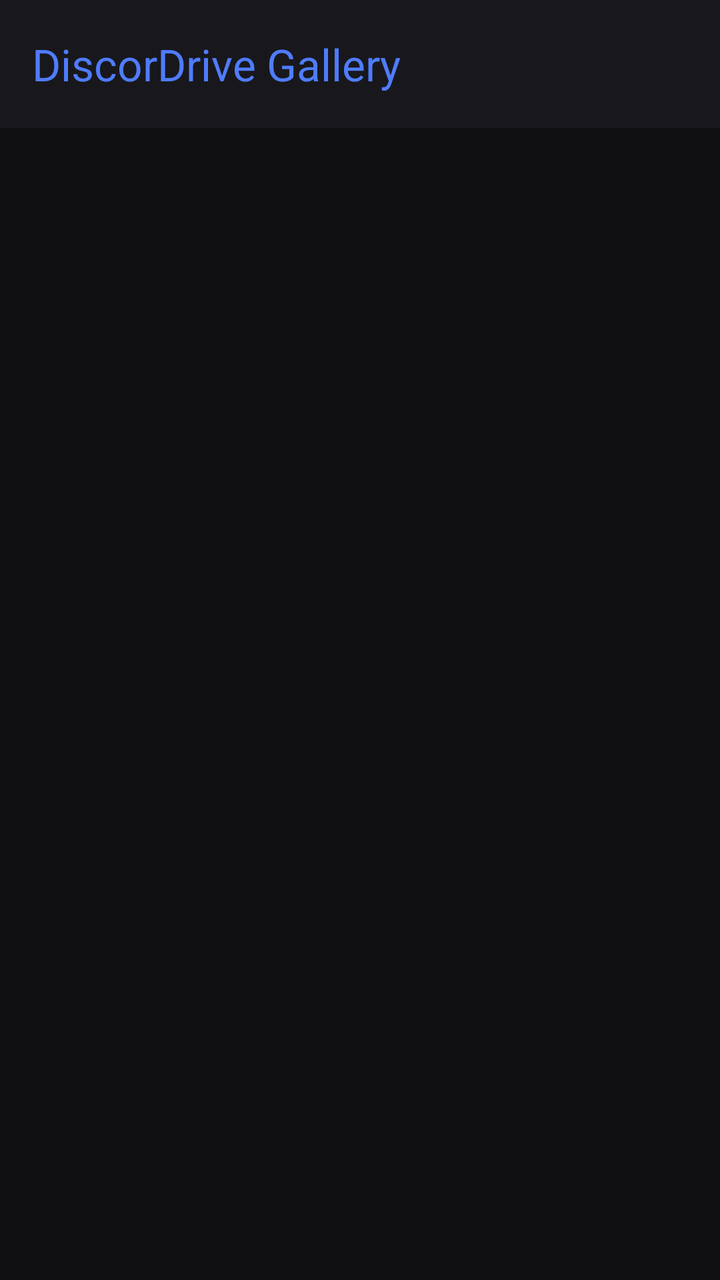
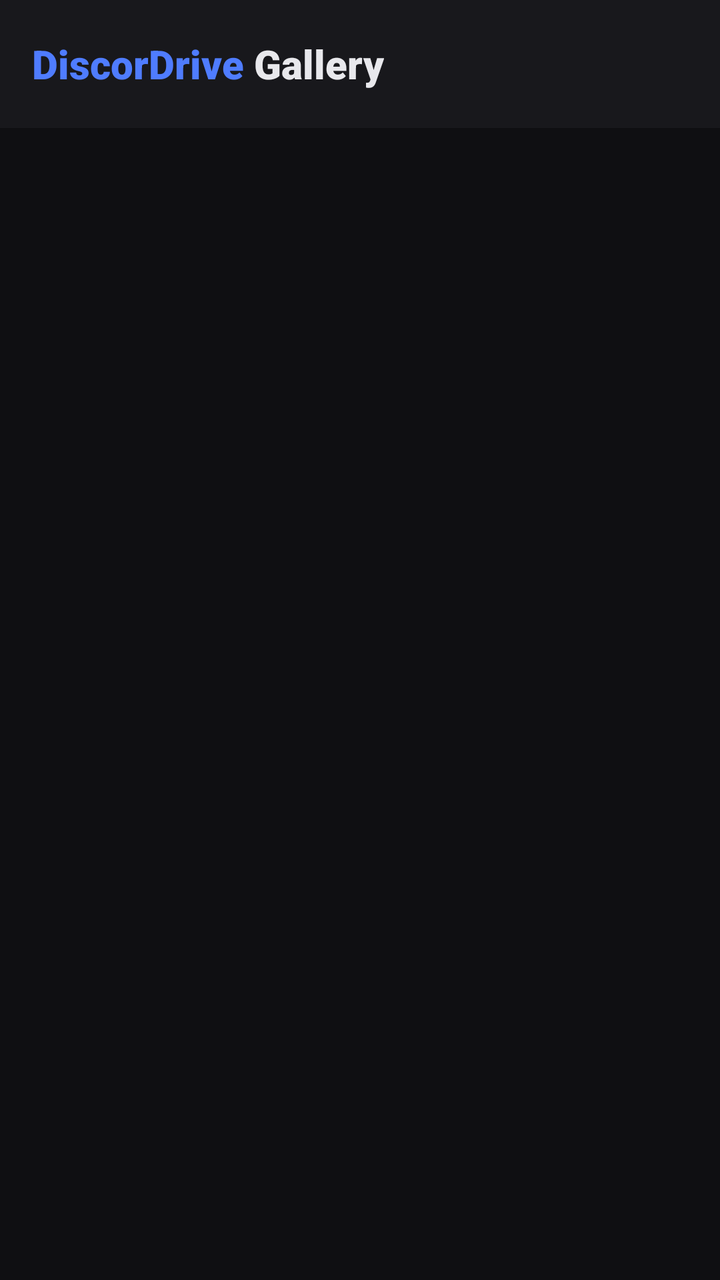

Before-and-after screenshots of an Android layout around one commit, followed by the original layout XML and the change that was made.
<!-- AndroidManifest.xml: application theme Theme.Gallery -->
<!-- res/layout/activity_main.xml -->
<?xml version="1.0" encoding="utf-8"?>
<androidx.coordinatorlayout.widget.CoordinatorLayout
    xmlns:android="http://schemas.android.com/apk/res/android"
    xmlns:app="http://schemas.android.com/apk/res-auto"
    android:id="@+id/mainRoot"
    android:layout_width="match_parent"
    android:layout_height="match_parent">

    
    <com.google.android.material.appbar.AppBarLayout
        android:id="@+id/appBar"
        android:layout_width="match_parent"
        android:layout_height="wrap_content"
        app:liftOnScroll="true">

        
        <com.google.android.material.appbar.MaterialToolbar
            android:id="@+id/toolbar"
            android:layout_width="match_parent"
            android:layout_height="?attr/actionBarSize"
            app:title="@string/app_name"
            app:titleTextColor="?attr/colorPrimary"/>

        <com.google.android.material.progressindicator.LinearProgressIndicator
            android:id="@+id/progress"
            android:layout_width="match_parent"
            android:layout_height="wrap_content"
            android:visibility="gone"/>

        <TextView
            android:id="@+id/statusBarText"
            android:layout_width="match_parent"
            android:layout_height="wrap_content"
            android:paddingHorizontal="16dp"
            android:paddingBottom="8dp"
            android:textSize="13sp"
            android:textColor="@color/text_dim"
            android:visibility="gone"/>
    </com.google.android.material.appbar.AppBarLayout>

    <androidx.recyclerview.widget.RecyclerView
        android:id="@+id/grid"
        android:layout_width="match_parent"
        android:layout_height="match_parent"
        android:clipToPadding="false"
        android:padding="2dp"
        app:layout_behavior="@string/appbar_scrolling_view_behavior"/>

    <TextView
        android:id="@+id/emptyView"
        android:layout_width="wrap_content"
        android:layout_height="wrap_content"
        android:layout_gravity="center"
        android:gravity="center"
        android:padding="32dp"
        android:text="@string/empty_gallery"
        android:textColor="@color/text_dim"
        android:visibility="gone"/>
</androidx.coordinatorlayout.widget.CoordinatorLayout>
<!-- resources referenced by this layout -->
<resources>
  <color name="text_dim">#9C9CA6</color>
  <string name="app_name">DiscorDrive Gallery</string>
  <string name="empty_gallery">Brak multimediów na urządzeniu.\nZrób zdjęcie albo nadaj uprawnienia w ustawieniach systemu.</string>
  <style name="Theme.Gallery" parent="Theme.Material3.DayNight.NoActionBar">
          <item name="colorPrimary">@color/accent</item>
          <item name="colorOnPrimary">@color/white</item>
          <item name="colorPrimaryContainer">@color/accent_dim</item>
          <item name="colorOnPrimaryContainer">@color/white</item>
          <item name="android:colorBackground">@color/bg</item>
          <item name="colorSurface">@color/surface</item>
          <item name="colorOnSurface">@color/text</item>
          <item name="colorSurfaceContainer">@color/surface_high</item>
          <item name="colorSurfaceContainerHigh">@color/surface_high</item>
          <item name="colorSurfaceContainerHighest">@color/surface_high</item>
          <item name="colorOnSurfaceVariant">@color/text_dim</item>
          <item name="android:statusBarColor">@android:color/transparent</item>
          <item name="android:navigationBarColor">@android:color/transparent</item>
          <item name="android:windowLightStatusBar">false</item>
      </style>
  <color name="accent">#4F7CFF</color>
  <color name="white">#FFFFFF</color>
  <color name="accent_dim">#2C3E73</color>
  <color name="bg">#0F0F12</color>
  <color name="surface">#18181C</color>
  <color name="text">#E8E8EC</color>
  <color name="surface_high">#222228</color>
</resources>

<!-- the commit's change to res/layout/activity_main.xml (unified diff, before → after) -->
@@ -18,8 +18,30 @@
             android:id="@+id/toolbar"
             android:layout_width="match_parent"
             android:layout_height="?attr/actionBarSize"
-            app:title="@string/app_name"
-            app:titleTextColor="?attr/colorPrimary"/>
+            app:layout_scrollFlags="scroll|enterAlways|snap">
+
+            <LinearLayout
+                android:layout_width="wrap_content"
+                android:layout_height="wrap_content"
+                android:orientation="horizontal">
+
+                <TextView
+                    android:layout_width="wrap_content"
+                    android:layout_height="wrap_content"
+                    android:text="@string/logo_brand"
+                    android:textColor="?attr/colorPrimary"
+                    android:textSize="20sp"
+                    android:fontFamily="sans-serif-black"/>
+
+                <TextView
+                    android:layout_width="wrap_content"
+                    android:layout_height="wrap_content"
+                    android:text="@string/logo_suffix"
+                    android:textColor="@color/text"
+                    android:textSize="20sp"
+                    android:fontFamily="sans-serif-black"/>
+            </LinearLayout>
+        </com.google.android.material.appbar.MaterialToolbar>
 
         <com.google.android.material.progressindicator.LinearProgressIndicator
             android:id="@+id/progress"
<!-- resource entries referenced after the edit -->
@@ -1,8 +1,10 @@
 <!-- resources referenced by this layout -->
 <resources>
+  <color name="text">#E8E8EC</color>
   <color name="text_dim">#9C9CA6</color>
-  <string name="app_name">DiscorDrive Gallery</string>
   <string name="empty_gallery">Brak multimediów na urządzeniu.\nZrób zdjęcie albo nadaj uprawnienia w ustawieniach systemu.</string>
+  <string name="logo_brand">DiscorDrive</string>
+  <string name="logo_suffix">" Gallery"</string>
   <style name="Theme.Gallery" parent="Theme.Material3.DayNight.NoActionBar">
           <item name="colorPrimary">@color/accent</item>
           <item name="colorOnPrimary">@color/white</item>
@@ -24,7 +26,6 @@
   <color name="accent_dim">#2C3E73</color>
   <color name="bg">#0F0F12</color>
   <color name="surface">#18181C</color>
-  <color name="text">#E8E8EC</color>
   <color name="surface_high">#222228</color>
 </resources>
 
